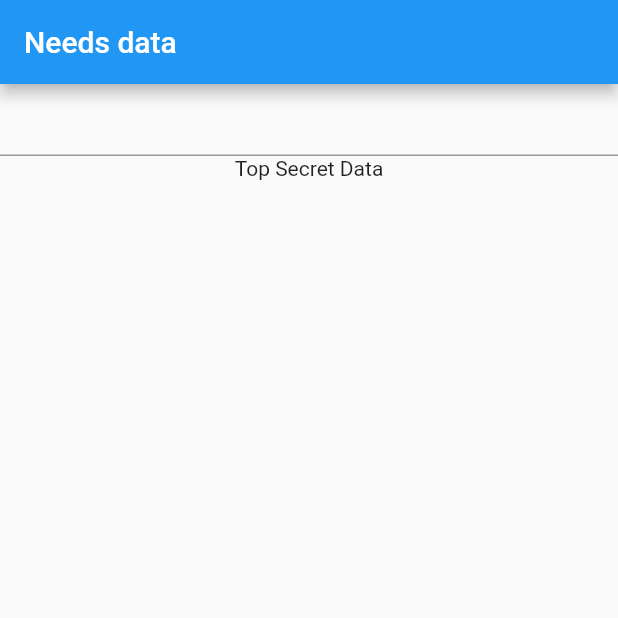
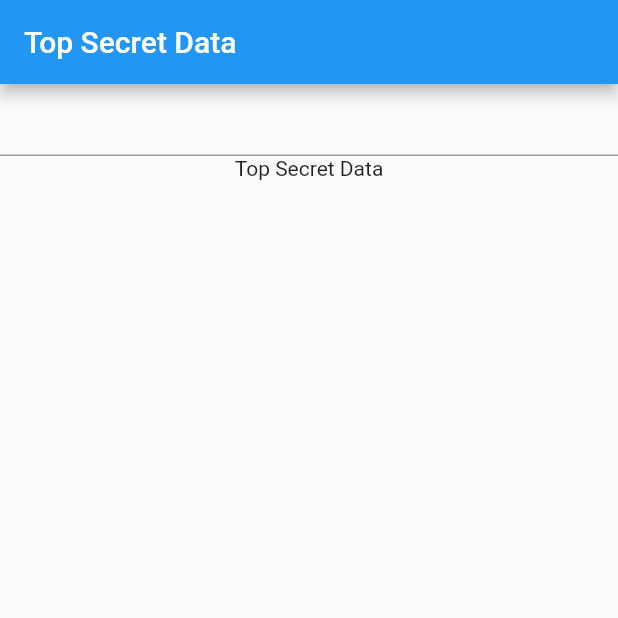
Before and after one commit to FadyFawzyOfficial/state_management_example, a Flutter app: the screen it shows after launch, on a phone screen of 412 x 824 dp, the top half of it. Run offline on Flutter 3.47's test engine with Material 2 defaults, Android fonts, the light colour scheme and no system bars.

Commit message:
5. Render in AppBar as well as in Level3 Text Widget

```diff
--- a/lib/main.dart
+++ b/lib/main.dart
@@ -59,7 +59,7 @@ class MyText extends StatelessWidget {
 
   @override
   Widget build(BuildContext context) {
-    return const Text('Needs data');
+    return Text(Provider.of<Data>(context).data);
   }
 }
 
```
